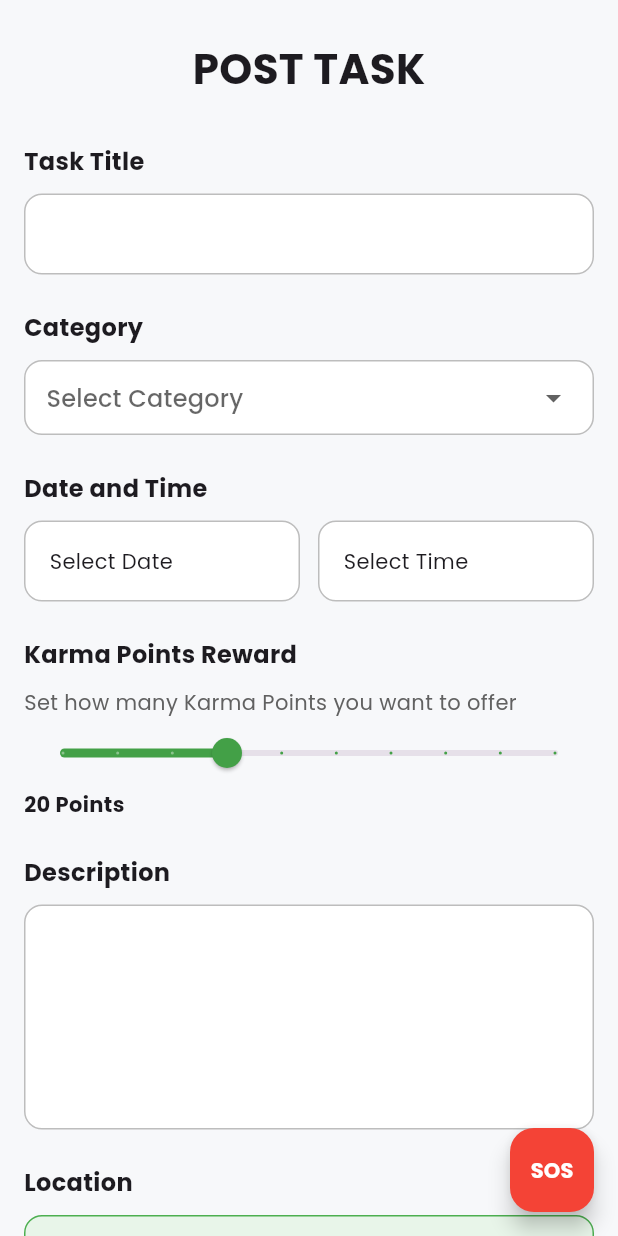
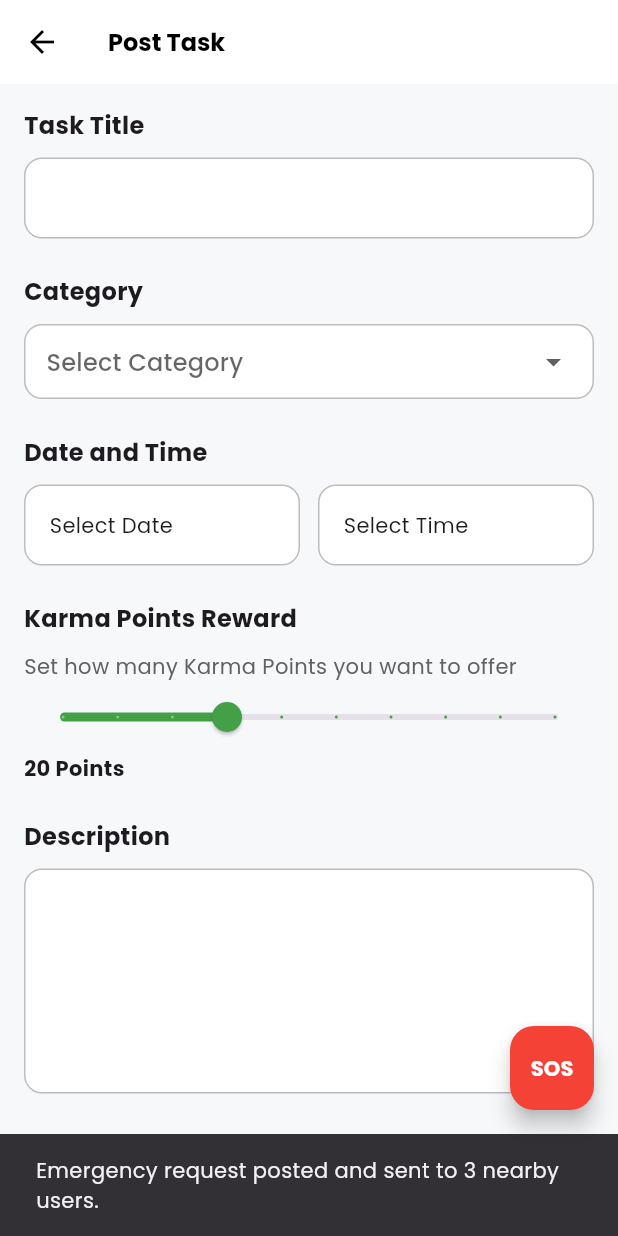
Before and after one commit to karmagyamjo2000/digital_helping_hand-, a Flutter app: the PostTaskScreen screen opened directly with empty values, after a tap on "SOS", on a phone screen of 412 x 824 dp. Run offline on Flutter 3.47's test engine with Material 3 defaults, Android fonts, the phone set to English and light mode, and no system bars; our stand-ins replace file_picker, google_fonts; missing offline and left inert: record; network calls fail.

Commit message:
Updated project files

```diff
--- a/lib/post_task_screen.dart
+++ b/lib/post_task_screen.dart
@@ -6,6 +6,7 @@ import 'package:flutter/material.dart';
 import 'package:google_fonts/google_fonts.dart';
 
 import 'task_repository.dart';
+import 'sos_button.dart';
 import 'ui/ui_helpers.dart';
 
 class PostTaskScreen extends StatefulWidget {
@@ -159,21 +160,23 @@ class _PostTaskScreenState extends State<PostTaskScreen> {
   Widget build(BuildContext context) {
     return Scaffold(
       backgroundColor: kBackground,
-
-      floatingActionButton: FloatingActionButton(
-        backgroundColor: Colors.red,
-
-        onPressed: () {},
-
-        child: Text(
-          "SOS",
-
+      appBar: AppBar(
+        elevation: 0,
+        backgroundColor: Colors.white.withValues(alpha: 0.98),
+        leading: Navigator.canPop(context)
+            ? const BackButton(color: Colors.black)
+            : null,
+        title: Text(
+          "Post Task",
           style: GoogleFonts.poppins(
-            color: Colors.white,
+            color: Colors.black,
             fontWeight: FontWeight.bold,
+            fontSize: 16,
           ),
         ),
       ),
+
+      floatingActionButton: SosButton(userName: widget.userName),
 
       body: SafeArea(
         child: SingleChildScrollView(
@@ -183,21 +186,6 @@ class _PostTaskScreenState extends State<PostTaskScreen> {
             crossAxisAlignment: CrossAxisAlignment.start,
 
             children: [
-              const SizedBox(height: 10),
-
-              Center(
-                child: Text(
-                  "POST TASK",
-
-                  style: GoogleFonts.poppins(
-                    fontSize: 28,
-                    fontWeight: FontWeight.bold,
-                  ),
-                ),
-              ),
-
-              const SizedBox(height: 30),
-
               // TASK TITLE
               fieldLabel("Task Title"),
 
--- /dev/null
+++ b/lib/sos_button.dart
@@ -0,0 +1,38 @@
+import 'package:flutter/material.dart';
+import 'package:google_fonts/google_fonts.dart';
+
+import 'task_repository.dart';
+
+class SosButton extends StatelessWidget {
+  final String userName;
+
+  const SosButton({super.key, required this.userName});
+
+  void _sendEmergencyAlert(BuildContext context) {
+    final sender = userName.isNotEmpty ? userName : 'Someone nearby';
+    final recipientCount = TaskRepository.sendEmergencyAlert(sender);
+    final message = recipientCount == 0
+        ? 'Emergency request posted. No other users are available to notify yet.'
+        : 'Emergency request posted and sent to $recipientCount nearby user${recipientCount == 1 ? '' : 's'}.';
+
+    ScaffoldMessenger.of(
+      context,
+    ).showSnackBar(SnackBar(content: Text(message)));
+  }
+
+  @override
+  Widget build(BuildContext context) {
+    return FloatingActionButton(
+      heroTag: null,
+      backgroundColor: Colors.red,
+      onPressed: () => _sendEmergencyAlert(context),
+      child: Text(
+        'SOS',
+        style: GoogleFonts.poppins(
+          color: Colors.white,
+          fontWeight: FontWeight.bold,
+        ),
+      ),
+    );
+  }
+}
--- a/lib/task_repository.dart
+++ b/lib/task_repository.dart
@@ -17,7 +17,7 @@ class TaskRepository {
           'status': 'Open',
           'helper': 'Waiting for helper',
           'location': 'Garage to upstairs room',
-          'image': 'https://i.pravatar.cc/150?img=12',
+          'image': 'https://randomuser.me/api/portraits/men/32.jpg',
         },
         {
           'id': 'task-2',
@@ -33,7 +33,7 @@ class TaskRepository {
           'status': 'Open',
           'helper': 'Waiting for helper',
           'location': 'Living room',
-          'image': 'https://i.pravatar.cc/150?img=5',
+          'image': 'https://randomuser.me/api/portraits/women/44.jpg',
         },
         {
           'id': 'task-3',
@@ -48,15 +48,28 @@ class TaskRepository {
           'status': 'Open',
           'helper': 'Waiting for helper',
           'location': 'Aldi store',
-          'image': 'https://i.pravatar.cc/150?img=8',
+          'image': 'https://randomuser.me/api/portraits/men/41.jpg',
         },
       ]);
 
   static final ValueNotifier<List<Map<String, String>>> notifications =
       ValueNotifier<List<Map<String, String>>>([]);
 
+  static final ValueNotifier<Map<String, String>> profileImages =
+      ValueNotifier<Map<String, String>>({});
+
   static String _generateId() =>
       DateTime.now().millisecondsSinceEpoch.toString();
+
+  static String profileImageFor(String userName) {
+    return profileImages.value[userName] ?? '';
+  }
+
+  static void setProfileImage(String userName, String imagePath) {
+    if (userName.isEmpty || imagePath.isEmpty) return;
+
+    profileImages.value = {...profileImages.value, userName: imagePath};
+  }
 
   static void addTask(Map<String, dynamic> task) {
     final newTask = {
@@ -72,7 +85,8 @@ class TaskRepository {
       'status': task['status'] ?? 'Open',
       'helper': task['helper'] ?? 'Waiting for helper',
       'location': task['location'] ?? '',
-      'image': task['image'] ?? 'https://i.pravatar.cc/150?img=15',
+      'image':
+          task['image'] ?? 'https://randomuser.me/api/portraits/lego/1.jpg',
     };
     tasks.value = [newTask, ...tasks.value];
   }
@@ -107,6 +121,52 @@ class TaskRepository {
     );
   }
 
+  static int sendEmergencyAlert(String senderName) {
+    final recipients = <String>{};
+
+    for (final task in tasks.value) {
+      final taskOwner = task['name']?.toString() ?? '';
+      final helper = task['helper']?.toString() ?? '';
+
+      if (taskOwner.isNotEmpty && taskOwner != senderName) {
+        recipients.add(taskOwner);
+      }
+
+      if (helper.isNotEmpty &&
+          helper != 'Waiting for helper' &&
+          helper != senderName) {
+        recipients.add(helper);
+      }
+    }
+
+    final message =
+        'Emergency SOS from $senderName. Please check in or offer immediate help.';
+    final emergencyTask = {
+      'id': 'sos-${_generateId()}',
+      'name': senderName,
+      'title': 'Emergency assistance needed',
+      'description':
+          '$senderName has triggered an SOS alert and needs immediate help nearby.',
+      'distance': 'Nearby',
+      'karma': '0',
+      'time': 'Now',
+      'category': 'Emergency',
+      'urgency': 'Urgent',
+      'status': 'Open',
+      'helper': 'Waiting for helper',
+      'location': 'Current location',
+      'image': 'https://randomuser.me/api/portraits/lego/1.jpg',
+    };
+
+    tasks.value = [emergencyTask, ...tasks.value];
+    notifications.value = [
+      ...notifications.value,
+      ...recipients.map((user) => {'user': user, 'message': message}),
+    ];
+
+    return recipients.length;
+  }
+
   static void notifyUser(String userName, String message) {
     notifications.value = [
       ...notifications.value,
```
Also changed, not shown: lib/home_screen.dart (+47 -12 lines), lib/main.dart (+9 -7 lines), lib/main_screen.dart (+25 -14 lines), lib/messages_screen.dart (+68 -18 lines), lib/profile_screen.dart (+8 -0 lines), lib/task_details_screen.dart (+8 -15 lines), 1 other file.
